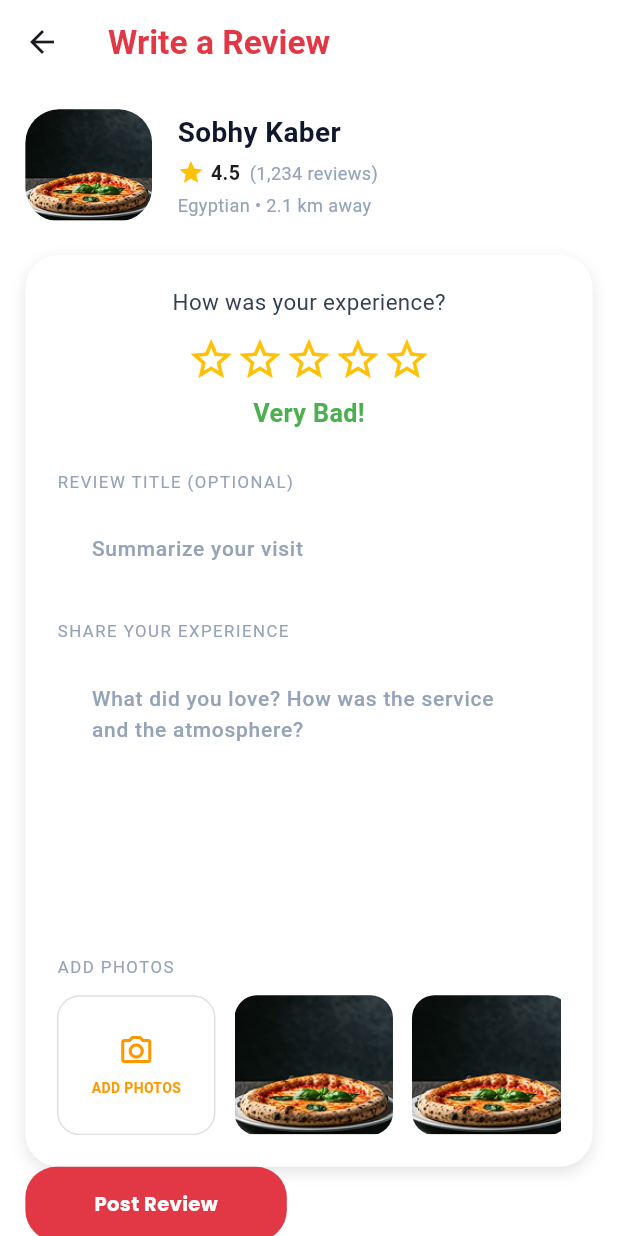
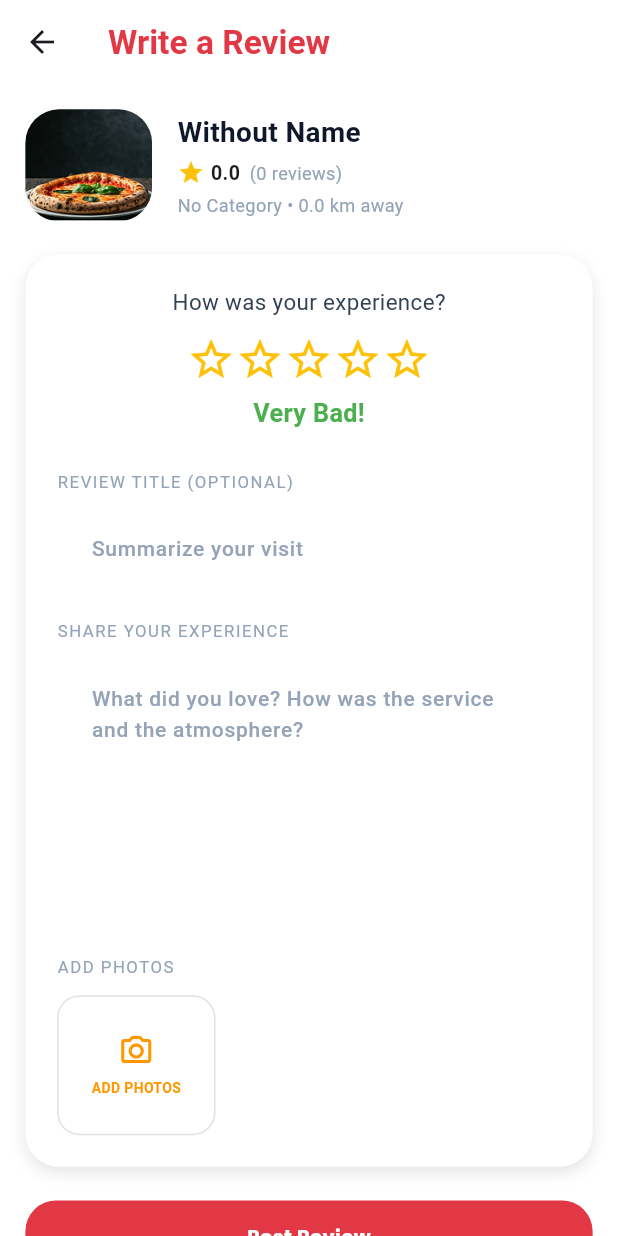
Before and after one commit to EHMIA/all-Restaurants-in-one, a Flutter app: the CustomResReviewsPage widget shown alone on an empty page, opened directly, after a tap on "Write a Review", on a phone screen of 412 x 824 dp. Run offline on Flutter 3.47's test engine with Material 3 defaults, Android fonts, the phone set to English and light mode, and no system bars; our stand-ins replace contained_tab_bar_view, flutter_screenutil, flutter_svg, go_router, image_picker.

Commit message:
small updates

```diff
--- a/resturant_project_mobile/lib/features/core/routing/app_router.dart
+++ b/resturant_project_mobile/lib/features/core/routing/app_router.dart
@@ -6,8 +6,8 @@ import 'package:resturant_project/features/expolore_screen/explore_screen.dart';
 import 'package:resturant_project/features/home_screen/home_screen.dart';
 import 'package:resturant_project/features/review_page/review_page.dart';
 import 'package:resturant_project/layout_screen.dart';
-import 'package:resturant_project/restaurant_page_screen/restaurant_page_screen.dart';
-import 'package:resturant_project/restaurant_page_screen/write_review_screen.dart';
+import 'package:resturant_project/features/restaurant_page_screen/restaurant_page_screen.dart';
+import 'package:resturant_project/features/restaurant_page_screen/write_review_screen.dart';
 
 class AppRouter {
   static GoRouter goRouter = GoRouter(
@@ -63,7 +63,12 @@ class AppRouter {
         path: RouteName.writeReviewPage,
         name: RouteName.writeReviewPage,
         builder: (context, state) => WriteReviewScreen(
-
+          resImage: (state.extra as Map<String, dynamic>)['image'],
+          resName: (state.extra as Map<String, dynamic>)['resName'],
+          resRate: (state.extra as Map<String, dynamic>)['resRate'],
+          numOfReviews: (state.extra as Map<String, dynamic>)['numOfReviews'],
+          resSpace: (state.extra as Map<String, dynamic>)['resSpace'],
+          category: (state.extra as Map<String, dynamic>)['category'],
         ),
       ),
     ],
--- a/resturant_project_mobile/lib/features/core/routing/route_name.dart
+++ b/resturant_project_mobile/lib/features/core/routing/route_name.dart
@@ -1,4 +1,3 @@
-import 'package:resturant_project/restaurant_page_screen/restaurant_page_screen.dart';
 
 class RouteName {
   static const homeScreen='/homeScreen';
--- a/resturant_project_mobile/lib/restaurant_page_screen/restaurant_page_screen.dart
+++ b/resturant_project_mobile/lib/features/restaurant_page_screen/restaurant_page_screen.dart
@@ -1,8 +1,6 @@
 import 'package:flutter/material.dart';
-import 'package:resturant_project/features/core/app_assets/app_assets.dart';
-import 'package:resturant_project/features/core/constants/constant_data.dart';
-import 'package:resturant_project/restaurant_page_screen/widgets/custom_res_page_head.dart';
-import 'package:resturant_project/restaurant_page_screen/widgets/custom_res_tab_bar_page.dart';
+import 'package:resturant_project/features/restaurant_page_screen/widgets/custom_res_page_head.dart';
+import 'package:resturant_project/features/restaurant_page_screen/widgets/custom_res_tab_bar_page.dart';
 
 class RestaurantPageScreen extends StatelessWidget {
   const RestaurantPageScreen({super.key, this.image, this.resName, this.resRate, this.resPeopleRate, this.resSpace, this.category, this.isOpen});
@@ -31,6 +29,10 @@ class RestaurantPageScreen extends StatelessWidget {
           Expanded(child: CustomResTabBarPage(
             rate: resRate,
             numOfReviews: resPeopleRate,
+            category: category,
+            resImage: image,
+            resName: resName,
+            resSpace: resSpace,
           )),
         ],
       ),
--- a/resturant_project_mobile/lib/restaurant_page_screen/widgets/custom_res_menu_page.dart
+++ b/resturant_project_mobile/lib/features/restaurant_page_screen/widgets/custom_res_menu_page.dart
@@ -3,8 +3,8 @@ import 'package:flutter_screenutil/flutter_screenutil.dart';
 import 'package:resturant_project/features/core/app_assets/app_assets.dart';
 import 'package:resturant_project/features/core/styles/app_colors.dart';
 import 'package:resturant_project/features/core/widgets/spacing_widgets.dart';
-import 'package:resturant_project/restaurant_page_screen/widgets/custom_res_menu_head_title.dart';
-import 'package:resturant_project/restaurant_page_screen/widgets/custom_res_menu_appetizers_card.dart';
+import 'package:resturant_project/features/restaurant_page_screen/widgets/custom_res_menu_head_title.dart';
+import 'package:resturant_project/features/restaurant_page_screen/widgets/custom_res_menu_appetizers_card.dart';
 
 class CustomResMenuPage extends StatelessWidget {
   const CustomResMenuPage({super.key});
--- a/resturant_project_mobile/lib/restaurant_page_screen/widgets/custom_res_page_head.dart
+++ b/resturant_project_mobile/lib/features/restaurant_page_screen/widgets/custom_res_page_head.dart
@@ -6,7 +6,7 @@ import 'package:resturant_project/features/core/app_assets/app_assets.dart';
 import 'package:resturant_project/features/core/manager/favorite_manager.dart';
 import 'package:resturant_project/features/core/widgets/restuarant_status.dart';
 import 'package:resturant_project/features/core/widgets/spacing_widgets.dart';
-import 'package:resturant_project/restaurant_page_screen/widgets/custom_button_res_page.dart';
+import 'package:resturant_project/features/restaurant_page_screen/widgets/custom_button_res_page.dart';
 
 class CustomResPageHead extends StatefulWidget {
   const CustomResPageHead({
--- a/resturant_project_mobile/lib/restaurant_page_screen/widgets/custom_res_reviews_page.dart
+++ b/resturant_project_mobile/lib/features/restaurant_page_screen/widgets/custom_res_reviews_page.dart
@@ -5,12 +5,16 @@ import 'package:resturant_project/features/core/app_assets/app_assets.dart';
 import 'package:resturant_project/features/core/routing/route_name.dart';
 import 'package:resturant_project/features/core/styles/app_colors.dart';
 import 'package:resturant_project/features/core/widgets/spacing_widgets.dart';
-import 'package:resturant_project/restaurant_page_screen/widgets/custom_user_review_card.dart';
+import 'package:resturant_project/features/restaurant_page_screen/widgets/custom_user_review_card.dart';
 
 class CustomResReviewsPage extends StatelessWidget {
-  const CustomResReviewsPage({super.key, this.rate, this.numOfReviews});
+  const CustomResReviewsPage({super.key, this.rate, this.numOfReviews, this.resSpace, this.category, this.resName, this.resImage});
 final String? rate;
 final String? numOfReviews;
+final String? resSpace;
+final String? category;
+final String? resName;
+final String? resImage;
   @override
   Widget build(BuildContext context) {
     return Padding(
@@ -69,7 +73,14 @@ final String? numOfReviews;
                   HeightSpace(height: 24),
                   GestureDetector(
                     onTap: () {
-                      GoRouter.of(context).pushNamed(RouteName.writeReviewPage);
+                      GoRouter.of(context).pushNamed(RouteName.writeReviewPage, extra: {
+                        'image': resImage,
+                        'resName': resName,
+                        'resRate': rate,
+                        'numOfReviews': numOfReviews,
+                        'resSpace': resSpace,
+                        'category': category,
+                      });
                     },
                     child: Container(
                       width: 203.w,
--- a/resturant_project_mobile/lib/restaurant_page_screen/widgets/custom_res_tab_bar_page.dart
+++ b/resturant_project_mobile/lib/features/restaurant_page_screen/widgets/custom_res_tab_bar_page.dart
@@ -2,15 +2,21 @@ import 'package:contained_tab_bar_view/contained_tab_bar_view.dart';
 import 'package:flutter/material.dart';
 import 'package:flutter_screenutil/flutter_screenutil.dart';
 import 'package:resturant_project/features/core/styles/app_colors.dart';
-import 'package:resturant_project/restaurant_page_screen/widgets/custom_res_info_page.dart';
-import 'package:resturant_project/restaurant_page_screen/widgets/custom_res_menu_page.dart';
-import 'package:resturant_project/restaurant_page_screen/widgets/custom_res_photo_page.dart';
-import 'package:resturant_project/restaurant_page_screen/widgets/custom_res_reviews_page.dart';
+import 'package:resturant_project/features/restaurant_page_screen/widgets/custom_res_info_page.dart';
+import 'package:resturant_project/features/restaurant_page_screen/widgets/custom_res_menu_page.dart';
+import 'package:resturant_project/features/restaurant_page_screen/widgets/custom_res_photo_page.dart';
+import 'package:resturant_project/features/restaurant_page_screen/widgets/custom_res_reviews_page.dart';
 
 class CustomResTabBarPage extends StatelessWidget {
-  const CustomResTabBarPage({super.key, this.rate, this.numOfReviews});
+  const CustomResTabBarPage({super.key, this.rate, this.numOfReviews, this.resSpace, this.category, this.resName, this.resImage});
   final String? rate;
   final String? numOfReviews;
+  final String? resSpace;
+  final String? category;
+  final String? resName;
+  final String? resImage;
+
+
   @override
   Widget build(BuildContext context) {
     return Container(
@@ -43,6 +49,10 @@ class CustomResTabBarPage extends StatelessWidget {
           CustomResReviewsPage(
             rate: rate,
             numOfReviews: numOfReviews,
+            category: category,
+            resImage: resImage,
+            resName: resName,
+            resSpace: resSpace,
           ),
           CustomResInfoPage(),
         ],
--- a/resturant_project_mobile/lib/restaurant_page_screen/write_review_screen.dart
+++ b/resturant_project_mobile/lib/features/restaurant_page_screen/write_review_screen.dart
@@ -1,5 +1,7 @@
 import 'package:flutter/material.dart';
 import 'package:flutter_screenutil/flutter_screenutil.dart';
+import 'package:image_picker/image_picker.dart';
+import 'dart:io';
 import 'package:resturant_project/features/core/app_assets/app_assets.dart';
 import 'package:resturant_project/features/core/styles/app_colors.dart';
 import 'package:resturant_project/features/core/widgets/custom_text_bottom.dart';
@@ -7,7 +9,22 @@ import 'package:resturant_project/features/core/widgets/custom_text_field.dart';
 import 'package:resturant_project/features/core/widgets/spacing_widgets.dart';
 
 class WriteReviewScreen extends StatefulWidget {
-  const WriteReviewScreen({super.key});
+  const WriteReviewScreen({
+    super.key,
+    this.resName,
+    this.resImage,
+    this.resRate,
+    this.numOfReviews,
+    this.resSpace,
+    this.category,
+  });
+  final String? resName;
+  final String? resImage;
+  final String? resRate;
+  final String? numOfReviews;
+  final String? resSpace;
+  final String? category;
+
   @override
   State<WriteReviewScreen> createState() => _WriteReviewScreenState();
 }
@@ -15,8 +32,67 @@ class WriteReviewScreen extends StatefulWidget {
 class _WriteReviewScreenState extends State<WriteReviewScreen> {
   final TextEditingController titleController = TextEditingController();
   final TextEditingController reviewController = TextEditingController();
+  final ImagePicker _imagePicker = ImagePicker();
 
-  List<String> images = [AppAssets.image, AppAssets.image];
+  List<File> selectedImages = [];
+
+  /// Pick multiple images from gallery
+  void _pickImagesFromGallery() async {
+    try {
+      final List<XFile> pickedFiles = await _imagePicker.pickMultiImage(
+        imageQuality: 80,
+      );
+
+      if (pickedFiles.isNotEmpty) {
+        setState(() {
+          selectedImages.addAll(
+            pickedFiles.map((xFile) => File(xFile.path)).toList(),
+          );
+        });
+      }
+    } catch (e) {
+      print('Error picking images: $e');
+      ScaffoldMessenger.of(
+        context,
+      ).showSnackBar(const SnackBar(content: Text('Error selecting images')));
+    }
+  }
+
+  /// Remove an image from the selected list
+  void _removeImage(int index) {
+    setState(() {
+      selectedImages.removeAt(index);
+    });
+  }
+
+  /// Post review and navigate back
+  void _postReview() {
+    String review = reviewController.text;
+
+    if (review.isEmpty) {
+      ScaffoldMessenger.of(
+        context,
+      ).showSnackBar(const SnackBar(content: Text('Please write a review')));
+      return;
+    }
+
+    // TODO: Save review to database/backend
+    // You can send the review data (title, review, selectedImages) to your backend here
+
+    ScaffoldMessenger.of(context).showSnackBar(
+      const SnackBar(content: Text('Review posted successfully!')),
+    );
+
+    // Navigate back to restaurant review page
+    Navigator.of(context).pop();
+  }
+
+  @override
+  void dispose() {
+    titleController.dispose();
+    reviewController.dispose();
+    super.dispose();
+  }
 
   @override
   Widget build(BuildContext context) {
@@ -53,7 +129,10 @@ class _WriteReviewScreenState extends State<WriteReviewScreen> {
                     ),
                     child: ClipRRect(
                       borderRadius: BorderRadius.circular(24.r),
-                      child: Image.asset(AppAssets.image, fit: BoxFit.cover),
+                      child: Image.asset(
+                        widget.resImage ?? AppAssets.image,
+                        fit: BoxFit.cover,
+                      ),
                     ),
                   ),
 
@@ -63,7 +142,7 @@ class _WriteReviewScreenState extends State<WriteReviewScreen> {
                     crossAxisAlignment: CrossAxisAlignment.start,
                     children: [
                       Text(
-                        'Sobhy Kaber',
+                        widget.resName ?? 'Without Name',
                         style: TextStyle(
                           fontSize: 20.sp,
                           fontWeight: FontWeight.bold,
@@ -80,7 +159,7 @@ class _WriteReviewScreenState extends State<WriteReviewScreen> {
                           WidthSpace(width: 4),
 
                           Text(
-                            '4.5',
+                            widget.resRate ?? '0.0',
                             style: TextStyle(
                               fontSize: 14.sp,
                               fontWeight: FontWeight.bold,
@@ -90,7 +169,7 @@ class _WriteReviewScreenState extends State<WriteReviewScreen> {
                           WidthSpace(width: 6),
 
                           Text(
-                            '(1,234 reviews)',
+                            '(${widget.numOfReviews ?? '0'} reviews)',
                             style: TextStyle(
                               fontSize: 13.sp,
                               color: const Color(0xff94A3B8),
@@ -102,7 +181,7 @@ class _WriteReviewScreenState extends State<WriteReviewScreen> {
                       HeightSpace(height: 4),
 
                       Text(
-                        'Egyptian • 2.1 km away',
+                        '${widget.category ?? 'No Category'} • ${widget.resSpace ?? '0.0'} km away',
                         style: TextStyle(
                           fontSize: 13.sp,
                           color: const Color(0xff94A3B8),
@@ -122,7 +201,7 @@ class _WriteReviewScreenState extends State<WriteReviewScreen> {
                   color: Colors.white,
                   boxShadow: [
                     BoxShadow(
-                      color: Colors.black.withOpacity(.1),
+                      color: Colors.black.withValues(alpha: 0.1),
                       blurRadius: 8,
                       offset: const Offset(0, 4),
                     ),
@@ -213,11 +292,15 @@ class _WriteReviewScreenState extends State<WriteReviewScreen> {
                           scrollDirection: Axis.horizontal,
                           children: [
                             /// ADD PHOTO BUTTON
-                            Container(
+                            GestureDetector(
+                              onTap: _pickImagesFromGallery,
+                              child: Container(
                                 width: 100.w,
                                 decoration: BoxDecoration(
                                   borderRadius: BorderRadius.circular(16.r),
-                                border: Border.all(color: Colors.grey.shade300),
+                                  border: Border.all(
+                                    color: Colors.grey.shade300,
+                                  ),
                                 ),
 
                                 child: Column(
@@ -241,21 +324,47 @@ class _WriteReviewScreenState extends State<WriteReviewScreen> {
                                   ],
                                 ),
                               ),
+                            ),
 
                             WidthSpace(width: 12),
 
                             /// PHOTOS
-                            ...images.map((image) {
+                            ...selectedImages.asMap().entries.map((entry) {
+                              int index = entry.key;
+                              File image = entry.value;
                               return Padding(
                                 padding: EdgeInsets.only(right: 12.w),
-                                child: ClipRRect(
+                                child: Stack(
+                                  children: [
+                                    ClipRRect(
                                       borderRadius: BorderRadius.circular(16.r),
-                                  child: Image.asset(
+                                      child: Image.file(
                                         image,
                                         width: 100.w,
                                         height: 100.h,
                                         fit: BoxFit.cover,
                                       ),
+                                    ),
+                                    Positioned(
+                                      top: 4,
+                                      right: 4,
+                                      child: GestureDetector(
+                                        onTap: () => _removeImage(index),
+                                        child: Container(
+                                          decoration: BoxDecoration(
+                                            color: Colors.red,
+                                            shape: BoxShape.circle,
+                                          ),
+                                          padding: EdgeInsets.all(4.w),
+                                          child: const Icon(
+                                            Icons.close,
+                                            color: Colors.white,
+                                            size: 16,
+                                          ),
+                                        ),
+                                      ),
+                                    ),
+                                  ],
                                 ),
                               );
                             }).toList(),
@@ -266,13 +375,27 @@ class _WriteReviewScreenState extends State<WriteReviewScreen> {
                   ),
                 ),
               ),
+              HeightSpace(height: 24),
               CustomTextButton(
+                width: double.infinity,
                 backgroundColor: AppColors.primaryColor,
-                onTap: () {},
+                onTap: _postReview,
                 text: 'Post Review',
                 textColor: Colors.white,
                 isIcon: false,
               ),
+              HeightSpace(height: 24),
+              CustomTextButton(
+                width: double.infinity,
+                backgroundColor: Color(0xffF1F5F9),
+                onTap: () {
+                  Navigator.of(context).pop();
+                },
+                text: 'Cancel',
+                textColor: Colors.black,
+                isIcon: false,
+              ),
+              HeightSpace(height: 96),
             ],
           ),
         ),
--- a/resturant_project_mobile/lib/main.dart
+++ b/resturant_project_mobile/lib/main.dart
@@ -19,6 +19,7 @@ class MyApp extends StatelessWidget {
         return MaterialApp.router(
           debugShowCheckedModeBanner: false,
           routerConfig: AppRouter.goRouter,
+
         );
       },
     );
--- a/resturant_project_mobile/pubspec.yaml
+++ b/resturant_project_mobile/pubspec.yaml
@@ -38,6 +38,7 @@ dependencies:
   flutter_svg: ^2.2.3
   go_router: ^17.1.0
   contained_tab_bar_view: ^0.8.0
+  image_picker: ^1.0.4
 
 dev_dependencies:
   flutter_test:
```
Also changed, not shown: resturant_project_mobile/lib/features/restaurant_page_screen/widgets/custom_button_res_page.dart (renamed from resturant_project_mobile/lib/restaurant_page_screen/widgets/custom_button_res_page.dart), resturant_project_mobile/lib/features/restaurant_page_screen/widgets/custom_res_info_page.dart (renamed from resturant_project_mobile/lib/restaurant_page_screen/widgets/custom_res_info_page.dart), resturant_project_mobile/lib/features/restaurant_page_screen/widgets/custom_res_menu_appetizers_card.dart (renamed from resturant_project_mobile/lib/restaurant_page_screen/widgets/custom_res_menu_appetizers_card.dart), resturant_project_mobile/lib/features/restaurant_page_screen/widgets/custom_res_menu_head_title.dart (renamed from resturant_project_mobile/lib/restaurant_page_screen/widgets/custom_res_menu_head_title.dart), resturant_project_mobile/lib/features/restaurant_page_screen/widgets/custom_res_photo_page.dart (renamed from resturant_project_mobile/lib/restaurant_page_screen/widgets/custom_res_photo_page.dart), resturant_project_mobile/lib/features/restaurant_page_screen/widgets/custom_user_review_card.dart (renamed from resturant_project_mobile/lib/restaurant_page_screen/widgets/custom_user_review_card.dart), resturant_project_mobile/pubspec.lock, 5 other files. Lines whose indentation alone changed are shown as unchanged.
